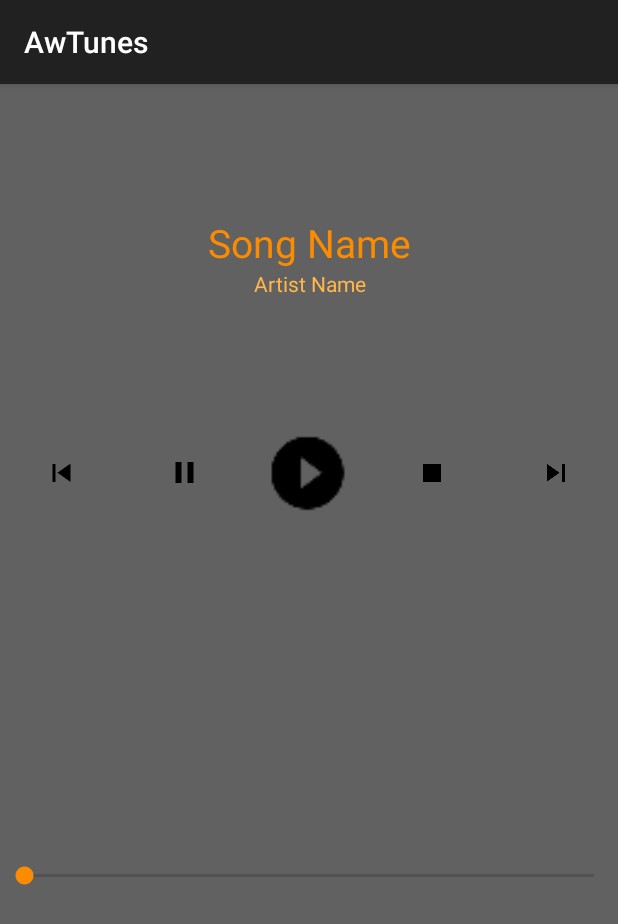
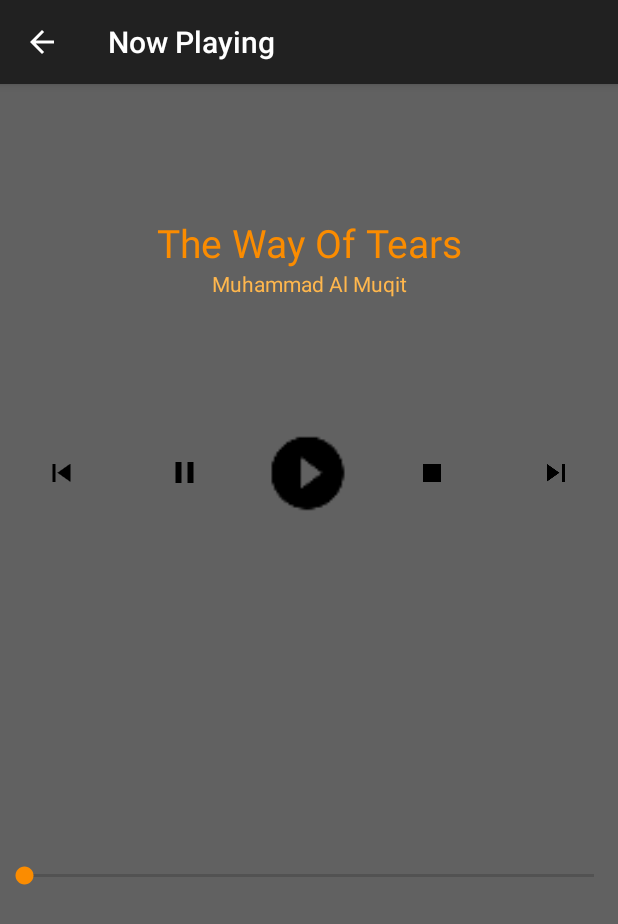
Before and after one commit to azzumw/MusicPlayerProject, an Android app: the SongListActivity screen opened directly, with no data from a screen before it, after a tap on "The Way Of Tears", on a phone screen of 412 x 824 dp. Shown: the top 924 px of the screen. Run offline under Robolectric (Android 15) with nearby library versions, the phone set to English and light mode, and no system bars.

Commit message:
changed activity label to nowplaying

```diff
--- a/app/src/main/java/com/example/macintosh/musicplayerproject/PlaySongActivity.java
+++ b/app/src/main/java/com/example/macintosh/musicplayerproject/PlaySongActivity.java
@@ -1,43 +1,66 @@
 package com.example.macintosh.musicplayerproject;
 
+import android.media.MediaPlayer;
+import android.os.Handler;
+import android.provider.MediaStore;
 import android.support.v7.app.AppCompatActivity;
 import android.os.Bundle;
 import android.view.View;
 import android.widget.Button;
 import android.widget.ImageView;
+import android.widget.SeekBar;
+import android.widget.TextView;
+
+import java.io.IOException;
 
 public class PlaySongActivity extends AppCompatActivity {
+
+    MediaPlayer mediaPlayer;
+
+    private int forwardTime = 5000;
+    private int backwardTime = 5000;
+    private double startTime = 0;
+    private double finalTime = 0;
+
+    private Handler myHandler = new Handler();
+    public static int oneTimeOnly = 0;
+
+    private SeekBar seekbar;
+
 
     @Override
     protected void onCreate(Bundle savedInstanceState) {
         super.onCreate(savedInstanceState);
         setContentView(R.layout.activity_play_song);
 
+        Bundle extras = getIntent().getExtras();
+        if(extras == null) return;
 
-        ImageView skipPreviousButton = findViewById(R.id.skipPreviousBtn);
-        ImageView skipNextButton = findViewById(R.id.skipNextBtn);
+        String songname = extras.getString("SongName");
+        String artist = extras.getString("ArtistName");
+        final int audiofile= extras.getInt("audiofile");
+
+        seekbar = findViewById(R.id.seekbar);
+        seekbar.setClickable(false);
+
+
         ImageView playBtn = findViewById(R.id.playBtn);
         ImageView stopBtn = findViewById(R.id.stopBtn);
-        ImageView pauseBtn = findViewById(R.id.pauseBtn);
+        final ImageView pauseBtn = findViewById(R.id.pauseBtn);
 
-        skipNextButton.setOnClickListener(new View.OnClickListener() {
-            @Override
-            public void onClick(View view) {
-//              skip to the next media
-            }
-        });
+        TextView songTitle = findViewById(R.id.songnametxtViewAPS);
+        TextView artistNameTV = findViewById(R.id.artistNameTextViewAPS);
 
-        skipPreviousButton.setOnClickListener(new View.OnClickListener() {
-            @Override
-            public void onClick(View view) {
-//           skip to previous media
-            }
-        });
+        songTitle.setText(songname);
+        artistNameTV.setText(artist);
+
+
 
         pauseBtn.setOnClickListener(new View.OnClickListener() {
             @Override
             public void onClick(View view) {
 //                pause the media
+                mediaPlayer.pause();
             }
         });
 
@@ -45,6 +68,24 @@ public class PlaySongActivity extends AppCompatActivity {
             @Override
             public void onClick(View view) {
 //                play the media
+                if(mediaPlayer==null)
+                    mediaPlayer = MediaPlayer.create(PlaySongActivity.this,audiofile);
+
+
+                mediaPlayer.start();
+
+                finalTime = mediaPlayer.getDuration();
+                startTime = mediaPlayer.getCurrentPosition();
+
+                if (oneTimeOnly == 0) {
+                    seekbar.setMax((int) finalTime);
+                    oneTimeOnly = 1;
+                }
+
+                seekbar.setProgress((int)startTime);
+                myHandler.postDelayed(UpdateSongTime,100);
+//                pauseBtn.setEnabled(true);
+//                play.setEnabled(false);
             }
         });
 
@@ -52,8 +93,42 @@ public class PlaySongActivity extends AppCompatActivity {
             @Override
             public void onClick(View view) {
                 //stop the media
+                mediaPlayer.stop();
+                try {
+                    mediaPlayer.prepare();
+                } catch (IOException e) {
+                    e.printStackTrace();
+                }
             }
         });
 
     }
+
+    private void releaseMediaPlayer() {
+        // If the media player is not null, then it may be currently playing a sound.
+        if (mediaPlayer != null) {
+            // Regardless of the current state of the media player, release its resources
+            // because we no longer need it.
+            mediaPlayer.release();
+
+            // Set the media player back to null. For our code, we've decided that
+            // setting the media player to null is an easy way to tell that the media player
+            // is not configured to play an audio file at the moment.
+            mediaPlayer = null;
+
+//            am.abandonAudioFocus(afChangeListener);
+
+        }
+    }
+
+    private Runnable UpdateSongTime = new Runnable() {
+        public void run() {
+            startTime = mediaPlayer.getCurrentPosition();
+
+            seekbar.setProgress((int)startTime);
+            myHandler.postDelayed(this, 100);
+        }
+    };
+
+
 }
--- a/app/src/main/java/com/example/macintosh/musicplayerproject/SongListActivity.java
+++ b/app/src/main/java/com/example/macintosh/musicplayerproject/SongListActivity.java
@@ -47,6 +47,9 @@ public class SongListActivity extends AppCompatActivity {
             public void onItemClick(AdapterView<?> adapterView, View view, int i, long l) {
 //                releaseMediaPlayer();
                 Intent intent = new Intent(SongListActivity.this,PlaySongActivity.class);
+                intent.putExtra("SongName",songs.get(i).getSongName());
+                intent.putExtra("ArtistName",songs.get(i).getArtistName());
+                intent.putExtra("audiofile",songs.get(i).getAudioResourceID());
                 startActivity(intent);
 //                mediaPlayer = MediaPlayer.create(SongListActivity.this,songs.get(i).getAudioResourceID());
 //                mediaPlayer.start();
--- a/app/src/main/res/layout/activity_song_list.xml
+++ b/app/src/main/res/layout/activity_song_list.xml
@@ -2,6 +2,7 @@
 <ListView xmlns:android="http://schemas.android.com/apk/res/android"
     xmlns:tools="http://schemas.android.com/tools"
     android:id="@+id/songlistactivity"
+    android:background="#212121"
     android:layout_width="match_parent"
     android:layout_height="match_parent"
     tools:context="com.example.macintosh.musicplayerproject.SongListActivity">
--- a/app/src/main/res/layout/list_item.xml
+++ b/app/src/main/res/layout/list_item.xml
@@ -2,8 +2,9 @@
 <LinearLayout xmlns:android="http://schemas.android.com/apk/res/android"
     android:orientation="horizontal"
     android:layout_width="match_parent"
+    android:background="@color/textColorDark"
     android:id="@+id/list_item"
-    android:layout_height="match_parent">
+    android:layout_height="wrap_content">
 
     <ImageView
         android:layout_width="@dimen/list_item_height"
```
Also changed, not shown: app/src/main/AndroidManifest.xml (+8 -2 lines).
